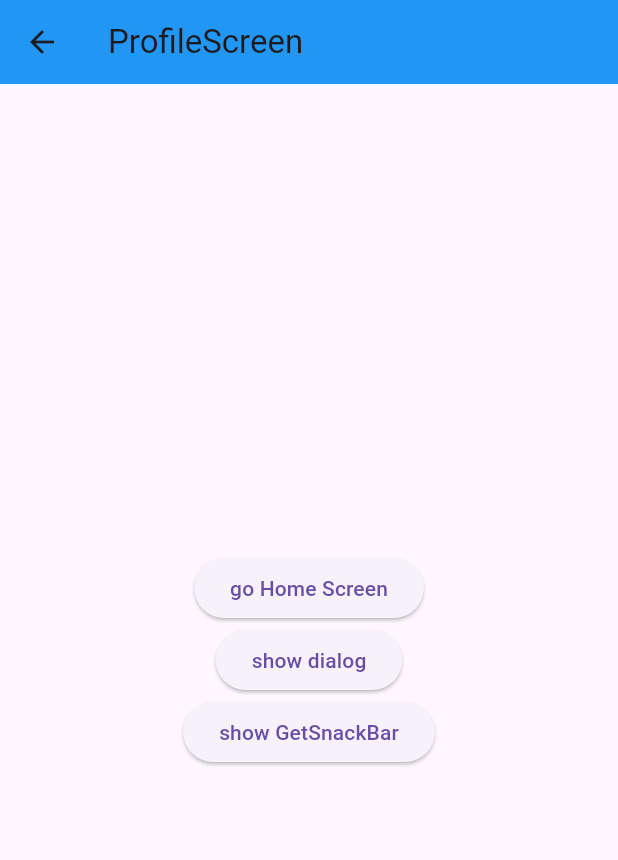
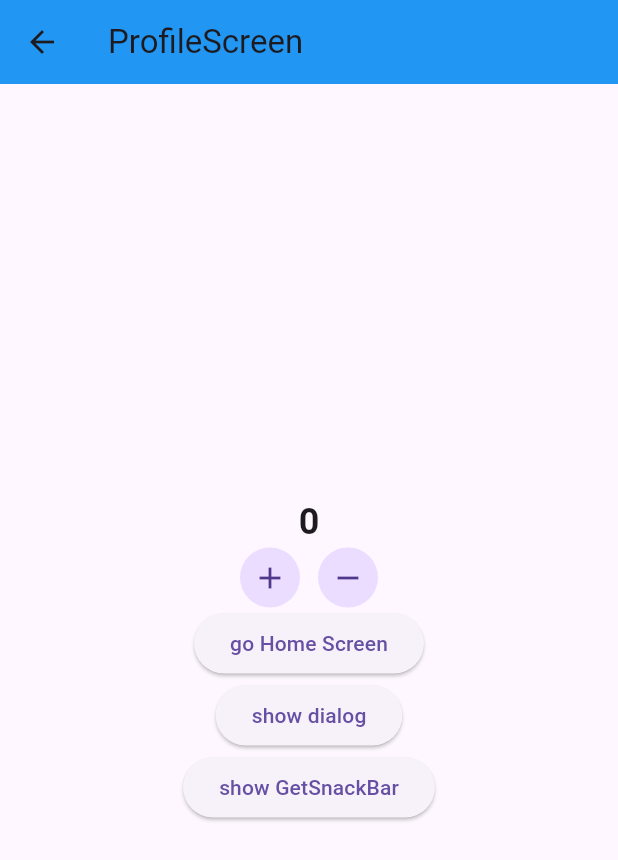
Before and after one commit to anup30/getx_ostad, a Flutter app: the ProfileScreen screen opened directly, on a phone screen of 412 x 824 dp. Shown: the top 860 px of the screen. Run offline on Flutter 3.47's test engine with Material 3 defaults, Android fonts, the phone set to English and light mode, and no system bars; our stand-ins replace get.

Commit message:
commit 2.1

```diff
--- a/lib/profile_screen.dart
+++ b/lib/profile_screen.dart
@@ -1,6 +1,6 @@
 import 'package:flutter/material.dart';
 import 'package:get/get.dart';
-import 'package:get/get_navigation/get_navigation.dart';
+import 'package:getx_ostad/counter_controller.dart';
 import 'package:getx_ostad/home_screen.dart';
 
 class ProfileScreen extends StatefulWidget {
@@ -19,6 +19,39 @@ class _ProfileScreenState extends State<ProfileScreen> {
         child: Column(
           mainAxisAlignment: MainAxisAlignment.center,
           children: [
+            GetBuilder<CounterController>(
+                builder: (controller){
+                  return Text(
+                    '${controller.counter}', // or, _counterController.counter
+                    style:
+                    const TextStyle(fontSize: 24, fontWeight: FontWeight.bold),
+                  );
+                }
+            ),
+            Row(
+              mainAxisAlignment: MainAxisAlignment.center,
+              children: [
+                CircleAvatar(
+                  child: IconButton(
+                    onPressed: () {
+                      Get.find<CounterController>().increment();
+                    },
+                    icon: const Icon(Icons.add),
+                  ),
+                ),
+                const SizedBox(
+                  width: 12,
+                ),
+                CircleAvatar(
+                  child: IconButton(
+                    onPressed: () {
+                      Get.find<CounterController>().decrement();
+                    },
+                    icon: const Icon(Icons.remove),
+                  ),
+                ),
+              ],
+            ),
             ElevatedButton(
               onPressed: () {
                 //Navigator.pushAndRemoveUntil(context, MaterialPageRoute(builder: (context)=>const HomeScreen()),(route)=>false);
```
